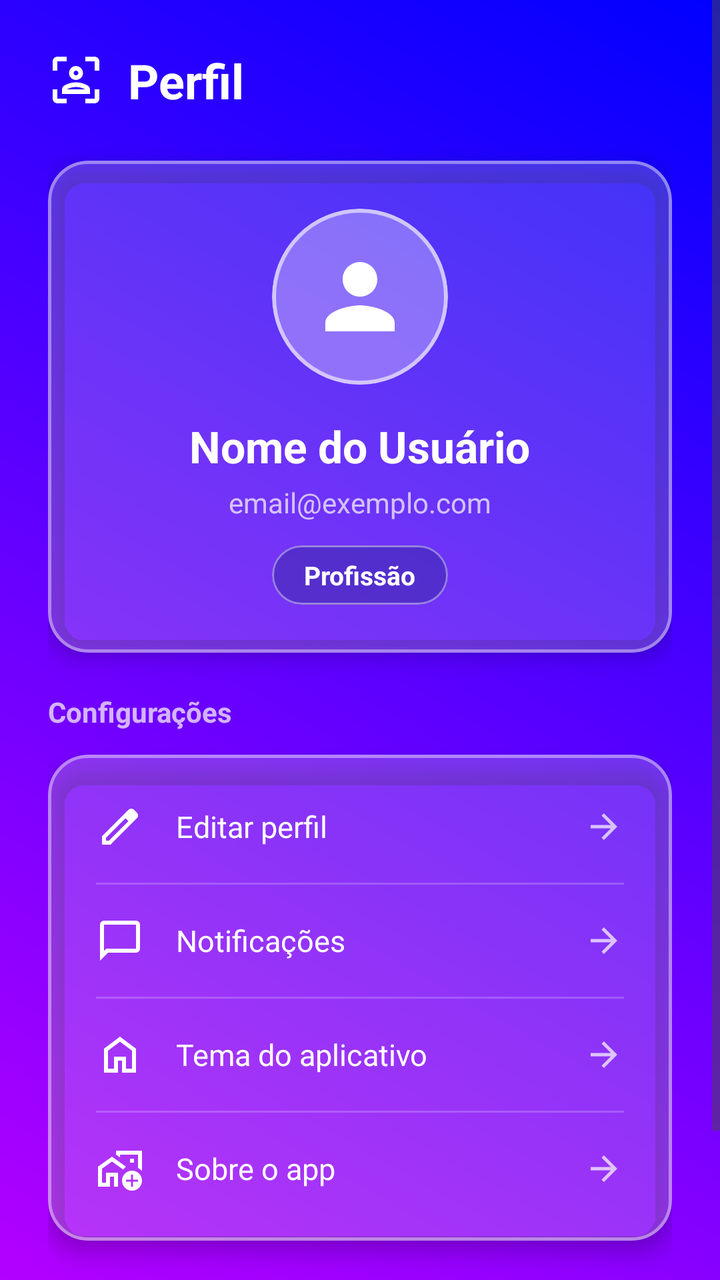
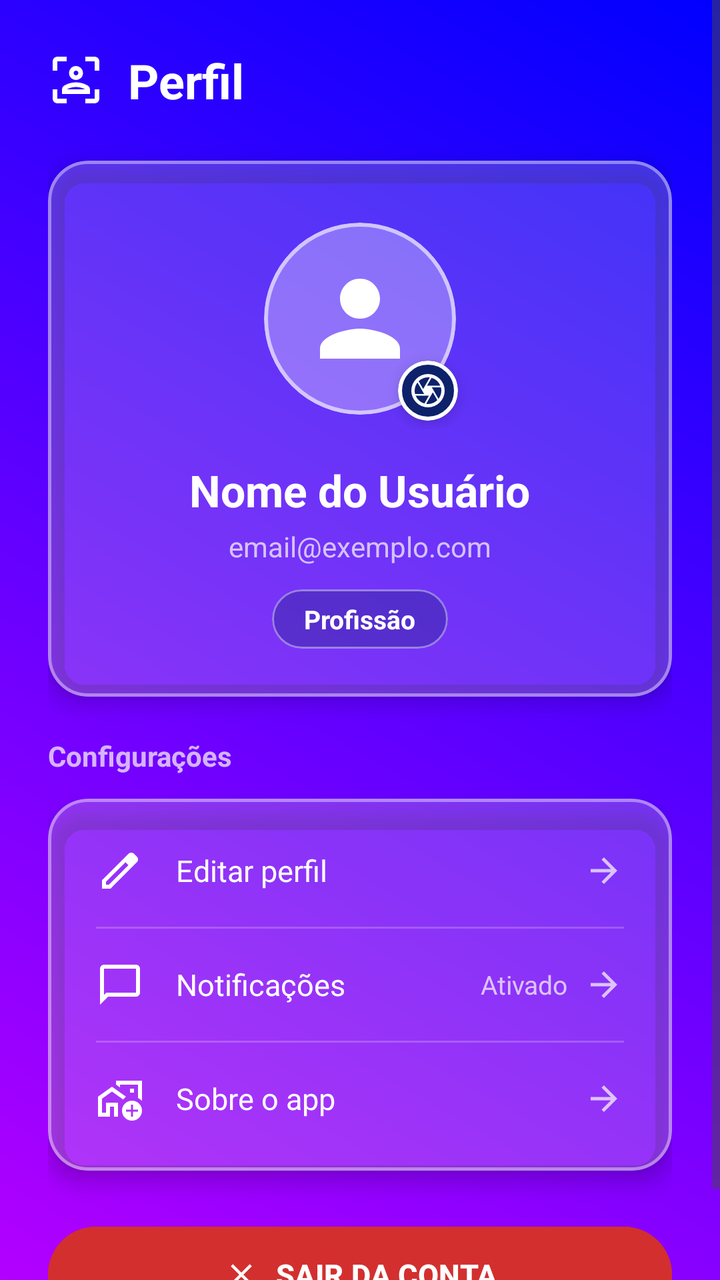

An Android layout rendered at two revisions. The XML below is the earlier revision; the diff shows what the commit changed to produce the second picture.
<!-- AndroidManifest.xml: application theme Theme.PlataformaRemota -->
<!-- res/layout/fragment_profile.xml -->
<?xml version="1.0" encoding="utf-8"?>
<ScrollView xmlns:android="http://schemas.android.com/apk/res/android"
    xmlns:app="http://schemas.android.com/apk/res-auto"
    xmlns:tools="http://schemas.android.com/tools"
    android:layout_width="match_parent"
    android:layout_height="match_parent"
    android:background="@drawable/background_gradiente"
    android:fillViewport="true">

    <LinearLayout
        android:layout_width="match_parent"
        android:layout_height="wrap_content"
        android:orientation="vertical"
        android:padding="24dp">

        
        <LinearLayout
            android:layout_width="match_parent"
            android:layout_height="wrap_content"
            android:gravity="center_vertical"
            android:orientation="horizontal"
            android:layout_marginBottom="24dp">

            <ImageView
                android:layout_width="28dp"
                android:layout_height="28dp"
                android:layout_marginEnd="12dp"
                android:src="@drawable/ic_profile"
                app:tint="@color/white" />

            <TextView
                android:layout_width="0dp"
                android:layout_height="wrap_content"
                android:layout_weight="1"
                android:text="Perfil"
                android:textColor="@color/white"
                android:textSize="24sp"
                android:textStyle="bold" />
        </LinearLayout>

        
        <com.google.android.material.card.MaterialCardView
            android:layout_width="match_parent"
            android:layout_height="wrap_content"
            android:layout_marginBottom="20dp"
            app:cardBackgroundColor="#33FFFFFF"
            app:cardCornerRadius="20dp"
            app:cardElevation="6dp"
            app:strokeWidth="1.5dp"
            app:strokeColor="#66FFFFFF">

            <LinearLayout
                android:layout_width="match_parent"
                android:layout_height="wrap_content"
                android:gravity="center_horizontal"
                android:orientation="vertical"
                android:padding="24dp">

                
                <com.google.android.material.card.MaterialCardView
                    android:layout_width="88dp"
                    android:layout_height="88dp"
                    android:layout_marginBottom="16dp"
                    app:cardBackgroundColor="#4DFFFFFF"
                    app:cardCornerRadius="44dp"
                    app:cardElevation="0dp"
                    app:strokeWidth="2dp"
                    app:strokeColor="#99FFFFFF">

                    <ImageView
                        android:layout_width="match_parent"
                        android:layout_height="match_parent"
                        android:padding="18dp"
                        android:src="@drawable/ic_person"
                        app:tint="@color/white" />
                </com.google.android.material.card.MaterialCardView>

                
                <TextView
                    android:id="@+id/txtNomePerfil"
                    android:layout_width="wrap_content"
                    android:layout_height="wrap_content"
                    android:text="Nome do Usuário"
                    android:textColor="@color/white"
                    android:textSize="22sp"
                    android:textStyle="bold" />

                
                <TextView
                    android:id="@+id/txtEmailPerfil"
                    android:layout_width="wrap_content"
                    android:layout_height="wrap_content"
                    android:layout_marginTop="4dp"
                    android:text="email@exemplo.com"
                    android:textColor="#B3FFFFFF"
                    android:textSize="14sp" />

                
                <com.google.android.material.card.MaterialCardView
                    android:layout_width="wrap_content"
                    android:layout_height="wrap_content"
                    android:layout_marginTop="12dp"
                    app:cardBackgroundColor="#4D0D226B"
                    app:cardCornerRadius="20dp"
                    app:cardElevation="0dp"
                    app:strokeWidth="1dp"
                    app:strokeColor="#66FFFFFF">

                    <TextView
                        android:id="@+id/txtProfissaoPerfil"
                        android:layout_width="wrap_content"
                        android:layout_height="wrap_content"
                        android:paddingHorizontal="16dp"
                        android:paddingVertical="6dp"
                        android:text="Profissão"
                        android:textColor="@color/white"
                        android:textSize="13sp"
                        android:textStyle="bold" />
                </com.google.android.material.card.MaterialCardView>

            </LinearLayout>
        </com.google.android.material.card.MaterialCardView>

        
        <TextView
            android:layout_width="wrap_content"
            android:layout_height="wrap_content"
            android:layout_marginBottom="12dp"
            android:text="Configurações"
            android:textColor="#B3FFFFFF"
            android:textSize="14sp"
            android:textStyle="bold" />

        
        <com.google.android.material.card.MaterialCardView
            android:layout_width="match_parent"
            android:layout_height="wrap_content"
            android:layout_marginBottom="24dp"
            app:cardBackgroundColor="#33FFFFFF"
            app:cardCornerRadius="20dp"
            app:cardElevation="6dp"
            app:strokeWidth="1.5dp"
            app:strokeColor="#66FFFFFF">

            <LinearLayout
                android:layout_width="match_parent"
                android:layout_height="wrap_content"
                android:orientation="vertical"
                android:padding="8dp">

                
                <LinearLayout
                    android:id="@+id/opcaoEditarPerfil"
                    android:layout_width="match_parent"
                    android:layout_height="wrap_content"
                    android:background="?attr/selectableItemBackground"
                    android:clickable="true"
                    android:focusable="true"
                    android:gravity="center_vertical"
                    android:orientation="horizontal"
                    android:padding="16dp">

                    <ImageView
                        android:layout_width="24dp"
                        android:layout_height="24dp"
                        android:layout_marginEnd="16dp"
                        android:src="@drawable/ic_edit"
                        app:tint="@color/white" />

                    <TextView
                        android:layout_width="0dp"
                        android:layout_height="wrap_content"
                        android:layout_weight="1"
                        android:text="Editar perfil"
                        android:textColor="@color/white"
                        android:textSize="15sp" />

                    <ImageView
                        android:layout_width="20dp"
                        android:layout_height="20dp"
                        android:src="@drawable/ic_arrow_back"
                        android:rotation="180"
                        app:tint="#B3FFFFFF" />
                </LinearLayout>

                <View
                    android:layout_width="match_parent"
                    android:layout_height="1dp"
                    android:layout_marginHorizontal="16dp"
                    android:background="#33FFFFFF" />

                
                <LinearLayout
                    android:id="@+id/opcaoNotificacoes"
                    android:layout_width="match_parent"
                    android:layout_height="wrap_content"
                    android:background="?attr/selectableItemBackground"
                    android:clickable="true"
                    android:focusable="true"
                    android:gravity="center_vertical"
                    android:orientation="horizontal"
                    android:padding="16dp">

                    <ImageView
                        android:layout_width="24dp"
                        android:layout_height="24dp"
                        android:layout_marginEnd="16dp"
                        android:src="@drawable/ic_message"
                        app:tint="@color/white" />

                    <TextView
                        android:layout_width="0dp"
                        android:layout_height="wrap_content"
                        android:layout_weight="1"
                        android:text="Notificações"
                        android:textColor="@color/white"
                        android:textSize="15sp" />

                    <ImageView
                        android:layout_width="20dp"
                        android:layout_height="20dp"
                        android:src="@drawable/ic_arrow_back"
                        android:rotation="180"
                        app:tint="#B3FFFFFF" />
                </LinearLayout>

                <View
                    android:layout_width="match_parent"
                    android:layout_height="1dp"
                    android:layout_marginHorizontal="16dp"
                    android:background="#33FFFFFF" />

                
                <LinearLayout
                    android:id="@+id/opcaoTema"
                    android:layout_width="match_parent"
                    android:layout_height="wrap_content"
                    android:background="?attr/selectableItemBackground"
                    android:clickable="true"
                    android:focusable="true"
                    android:gravity="center_vertical"
                    android:orientation="horizontal"
                    android:padding="16dp">

                    <ImageView
                        android:layout_width="24dp"
                        android:layout_height="24dp"
                        android:layout_marginEnd="16dp"
                        android:src="@drawable/ic_home"
                        app:tint="@color/white" />

                    <TextView
                        android:layout_width="0dp"
                        android:layout_height="wrap_content"
                        android:layout_weight="1"
                        android:text="Tema do aplicativo"
                        android:textColor="@color/white"
                        android:textSize="15sp" />

                    <ImageView
                        android:layout_width="20dp"
                        android:layout_height="20dp"
                        android:src="@drawable/ic_arrow_back"
                        android:rotation="180"
                        app:tint="#B3FFFFFF" />
                </LinearLayout>

                <View
                    android:layout_width="match_parent"
                    android:layout_height="1dp"
                    android:layout_marginHorizontal="16dp"
                    android:background="#33FFFFFF" />

                
                <LinearLayout
                    android:id="@+id/opcaoSobre"
                    android:layout_width="match_parent"
                    android:layout_height="wrap_content"
                    android:background="?attr/selectableItemBackground"
                    android:clickable="true"
                    android:focusable="true"
                    android:gravity="center_vertical"
                    android:orientation="horizontal"
                    android:padding="16dp">

                    <ImageView
                        android:layout_width="24dp"
                        android:layout_height="24dp"
                        android:layout_marginEnd="16dp"
                        android:src="@drawable/ic_work_outline"
                        app:tint="@color/white" />

                    <TextView
                        android:layout_width="0dp"
                        android:layout_height="wrap_content"
                        android:layout_weight="1"
                        android:text="Sobre o app"
                        android:textColor="@color/white"
                        android:textSize="15sp" />

                    <ImageView
                        android:layout_width="20dp"
                        android:layout_height="20dp"
                        android:src="@drawable/ic_arrow_back"
                        android:rotation="180"
                        app:tint="#B3FFFFFF" />
                </LinearLayout>

            </LinearLayout>
        </com.google.android.material.card.MaterialCardView>

        
        <com.google.android.material.button.MaterialButton
            android:id="@+id/btnLogoutPerfil"
            android:layout_width="match_parent"
            android:layout_height="56dp"
            android:backgroundTint="#D32F2F"
            android:text="SAIR DA CONTA"
            android:textColor="@color/white"
            android:textSize="15sp"
            android:textStyle="bold"
            app:cornerRadius="28dp"
            app:elevation="4dp"
            app:icon="@drawable/ic_logout"
            app:iconGravity="textStart"
            app:iconPadding="8dp"
            app:iconTint="@color/white" />

    </LinearLayout>
</ScrollView>
<!-- resources referenced by this layout -->
<resources>
  <color name="white">#FFFFFFFF</color>
  <!-- drawable background_gradiente (drawable) -->
  <?xml version="1.0" encoding="utf-8"?>
  <shape xmlns:android="http://schemas.android.com/apk/res/android">
      <gradient
          android:startColor="#B300FF"
          android:endColor="#0000FF"
          android:angle="45"/>
  </shape>
  <!-- drawable ic_arrow_back (drawable) -->
  <vector xmlns:android="http://schemas.android.com/apk/res/android" android:autoMirrored="true" android:height="24dp" android:tint="#000000" android:viewportHeight="960" android:viewportWidth="960" android:width="24dp">
        
      <path android:fillColor="@android:color/white" android:pathData="M313,520L537,744L480,800L160,480L480,160L537,216L313,440L800,440L800,520L313,520Z"/>
      
  </vector>
  <!-- drawable ic_edit (drawable) -->
  <vector xmlns:android="http://schemas.android.com/apk/res/android" android:height="24dp" android:tint="#000000" android:viewportHeight="960" android:viewportWidth="960" android:width="24dp">
        
      <path android:fillColor="@android:color/white" android:pathData="M200,760L257,760L648,369L591,312L200,703L200,760ZM120,840L120,670L648,143Q660,132 674.5,126Q689,120 705,120Q721,120 736,126Q751,132 762,144L817,200Q829,211 834.5,226Q840,241 840,256Q840,272 834.5,286.5Q829,301 817,313L290,840L120,840ZM760,256L760,256L704,200L704,200L760,256ZM619,341L591,312L591,312L648,369L648,369L619,341Z"/>
      
  </vector>
  <!-- drawable ic_home (drawable) -->
  <vector xmlns:android="http://schemas.android.com/apk/res/android" android:height="24dp" android:tint="#000000" android:viewportHeight="960" android:viewportWidth="960" android:width="24dp">
        
      <path android:fillColor="@android:color/white" android:pathData="M240,760L360,760L360,520L600,520L600,760L720,760L720,400L480,220L240,400L240,760ZM160,840L160,360L480,120L800,360L800,840L520,840L520,600L440,600L440,840L160,840ZM480,490L480,490L480,490L480,490L480,490L480,490L480,490L480,490L480,490Z"/>
      
  </vector>
  <!-- drawable ic_logout (drawable) -->
  <vector xmlns:android="http://schemas.android.com/apk/res/android" android:height="24dp" android:tint="#000000" android:viewportHeight="960" android:viewportWidth="960" android:width="24dp">
        
      <path android:fillColor="@android:color/white" android:pathData="M256,760L200,704L424,480L200,256L256,200L480,424L704,200L760,256L536,480L760,704L704,760L480,536L256,760Z"/>
      
  </vector>
  <!-- drawable ic_person (drawable) -->
  <vector xmlns:android="http://schemas.android.com/apk/res/android" android:height="24dp" android:tint="#000000" android:viewportHeight="24" android:viewportWidth="24" android:width="24dp">
        
      <path android:fillColor="@android:color/white" android:pathData="M12,12c2.21,0 4,-1.79 4,-4s-1.79,-4 -4,-4 -4,1.79 -4,4 1.79,4 4,4zM12,14c-2.67,0 -8,1.34 -8,4v2h16v-2c0,-2.66 -5.33,-4 -8,-4z"/>
      
  </vector>
  <style name="Theme.PlataformaRemota" parent="Base.Theme.PlataformaRemota" />
  <style name="Base.Theme.PlataformaRemota" parent="Theme.Material3.DayNight.NoActionBar">
          
          
      </style>
  <!-- unchanged entries left out for length: 3 -->
</resources>

<!-- the commit's change to res/layout/fragment_profile.xml (unified diff, before → after) -->
@@ -57,23 +57,54 @@
                 android:padding="24dp">
 
                 
-                <com.google.android.material.card.MaterialCardView
-                    android:layout_width="88dp"
-                    android:layout_height="88dp"
-                    android:layout_marginBottom="16dp"
-                    app:cardBackgroundColor="#4DFFFFFF"
-                    app:cardCornerRadius="44dp"
-                    app:cardElevation="0dp"
-                    app:strokeWidth="2dp"
-                    app:strokeColor="#99FFFFFF">
-
-                    <ImageView
-                        android:layout_width="match_parent"
-                        android:layout_height="match_parent"
-                        android:padding="18dp"
-                        android:src="@drawable/ic_person"
-                        app:tint="@color/white" />
-                </com.google.android.material.card.MaterialCardView>
+                <FrameLayout
+                    android:layout_width="110dp"
+                    android:layout_height="110dp"
+                    android:layout_marginBottom="16dp">
+
+                    <com.google.android.material.card.MaterialCardView
+                        android:id="@+id/cardAvatarPerfil"
+                        android:layout_width="96dp"
+                        android:layout_height="96dp"
+                        android:layout_gravity="center"
+                        android:clickable="true"
+                        android:focusable="true"
+                        app:cardBackgroundColor="#4DFFFFFF"
+                        app:cardCornerRadius="48dp"
+                        app:cardElevation="0dp"
+                        app:strokeWidth="2dp"
+                        app:strokeColor="#99FFFFFF">
+
+                        <ImageView
+                            android:id="@+id/imgFotoPerfil"
+                            android:layout_width="match_parent"
+                            android:layout_height="match_parent"
+                            android:padding="18dp"
+                            android:scaleType="fitCenter"
+                            android:src="@drawable/ic_person"
+                            app:tint="@color/white" />
+                    </com.google.android.material.card.MaterialCardView>
+
+                    <com.google.android.material.card.MaterialCardView
+                        android:layout_width="30dp"
+                        android:layout_height="30dp"
+                        android:layout_gravity="bottom|end"
+                        android:layout_marginEnd="6dp"
+                        android:layout_marginBottom="4dp"
+                        app:cardBackgroundColor="#0D226B"
+                        app:cardCornerRadius="15dp"
+                        app:cardElevation="4dp"
+                        app:strokeWidth="2dp"
+                        app:strokeColor="#FFFFFF">
+
+                        <ImageView
+                            android:layout_width="match_parent"
+                            android:layout_height="match_parent"
+                            android:padding="5dp"
+                            android:src="@drawable/ic_camera"
+                            app:tint="#FFFFFF" />
+                    </com.google.android.material.card.MaterialCardView>
+                </FrameLayout>
 
                 
                 <TextView
@@ -216,46 +247,14 @@
                         android:textColor="@color/white"
                         android:textSize="15sp" />
 
-                    <ImageView
-                        android:layout_width="20dp"
-                        android:layout_height="20dp"
-                        android:src="@drawable/ic_arrow_back"
-                        android:rotation="180"
-                        app:tint="#B3FFFFFF" />
-                </LinearLayout>
-
-                <View
-                    android:layout_width="match_parent"
-                    android:layout_height="1dp"
-                    android:layout_marginHorizontal="16dp"
-                    android:background="#33FFFFFF" />
-
-                
-                <LinearLayout
-                    android:id="@+id/opcaoTema"
-                    android:layout_width="match_parent"
-                    android:layout_height="wrap_content"
-                    android:background="?attr/selectableItemBackground"
-                    android:clickable="true"
-                    android:focusable="true"
-                    android:gravity="center_vertical"
-                    android:orientation="horizontal"
-                    android:padding="16dp">
-
-                    <ImageView
-                        android:layout_width="24dp"
-                        android:layout_height="24dp"
-                        android:layout_marginEnd="16dp"
-                        android:src="@drawable/ic_home"
-                        app:tint="@color/white" />
-
-                    <TextView
-                        android:layout_width="0dp"
-                        android:layout_height="wrap_content"
-                        android:layout_weight="1"
-                        android:text="Tema do aplicativo"
-                        android:textColor="@color/white"
-                        android:textSize="15sp" />
+                    <TextView
+                        android:id="@+id/txtStatusNotificacoes"
+                        android:layout_width="wrap_content"
+                        android:layout_height="wrap_content"
+                        android:layout_marginEnd="8dp"
+                        android:text="Ativado"
+                        android:textColor="#B3FFFFFF"
+                        android:textSize="13sp" />
 
                     <ImageView
                         android:layout_width="20dp"
<!-- resource entries referenced after the edit -->
@@ -15,16 +15,16 @@
       <path android:fillColor="@android:color/white" android:pathData="M313,520L537,744L480,800L160,480L480,160L537,216L313,440L800,440L800,520L313,520Z"/>
       
   </vector>
+  <!-- drawable ic_camera (drawable) -->
+  <vector xmlns:android="http://schemas.android.com/apk/res/android" android:height="24dp" android:tint="#000000" android:viewportHeight="960" android:viewportWidth="960" android:width="24dp">
+        
+      <path android:fillColor="@android:color/white" android:pathData="M456,360L776,360Q749,291 693.5,241.5Q638,192 566,172L456,360ZM364,440L524,164Q513,162 502,161Q491,160 480,160Q414,160 357,185Q300,210 256,252L364,440ZM170,560L388,560L228,284Q196,325 178,374.5Q160,424 160,480Q160,501 162.5,520.5Q165,540 170,560ZM394,788L502,600L184,600Q211,669 266.5,718.5Q322,768 394,788ZM480,800Q546,800 603,775Q660,750 704,708L596,520L436,796Q447,798 457.5,799Q468,800 480,800ZM732,676Q764,635 782,585.5Q800,536 800,480Q800,459 797.5,439.5Q795,420 790,400L572,400L732,676ZM480,480Q480,480 480,480Q480,480 480,480Q480,480 480,480Q480,480 480,480Q480,480 480,480Q480,480 480,480Q480,480 480,480Q480,480 480,480Q480,480 480,480Q480,480 480,480Q480,480 480,480Q480,480 480,480Q480,480 480,480Q480,480 480,480Q480,480 480,480Q480,480 480,480ZM480,880Q398,880 325,848.5Q252,817 197.5,762.5Q143,708 111.5,635Q80,562 80,480Q80,397 111.5,324.5Q143,252 197.5,197.5Q252,143 325,111.5Q398,80 480,80Q563,80 635.5,111.5Q708,143 762.5,197.5Q817,252 848.5,324.5Q880,397 880,480Q880,562 848.5,635Q817,708 762.5,762.5Q708,817 635.5,848.5Q563,880 480,880Z"/>
+      
+  </vector>
   <!-- drawable ic_edit (drawable) -->
   <vector xmlns:android="http://schemas.android.com/apk/res/android" android:height="24dp" android:tint="#000000" android:viewportHeight="960" android:viewportWidth="960" android:width="24dp">
         
       <path android:fillColor="@android:color/white" android:pathData="M200,760L257,760L648,369L591,312L200,703L200,760ZM120,840L120,670L648,143Q660,132 674.5,126Q689,120 705,120Q721,120 736,126Q751,132 762,144L817,200Q829,211 834.5,226Q840,241 840,256Q840,272 834.5,286.5Q829,301 817,313L290,840L120,840ZM760,256L760,256L704,200L704,200L760,256ZM619,341L591,312L591,312L648,369L648,369L619,341Z"/>
-      
-  </vector>
-  <!-- drawable ic_home (drawable) -->
-  <vector xmlns:android="http://schemas.android.com/apk/res/android" android:height="24dp" android:tint="#000000" android:viewportHeight="960" android:viewportWidth="960" android:width="24dp">
-        
-      <path android:fillColor="@android:color/white" android:pathData="M240,760L360,760L360,520L600,520L600,760L720,760L720,400L480,220L240,400L240,760ZM160,840L160,360L480,120L800,360L800,840L520,840L520,600L440,600L440,840L160,840ZM480,490L480,490L480,490L480,490L480,490L480,490L480,490L480,490L480,490Z"/>
       
   </vector>
   <!-- drawable ic_logout (drawable) -->
